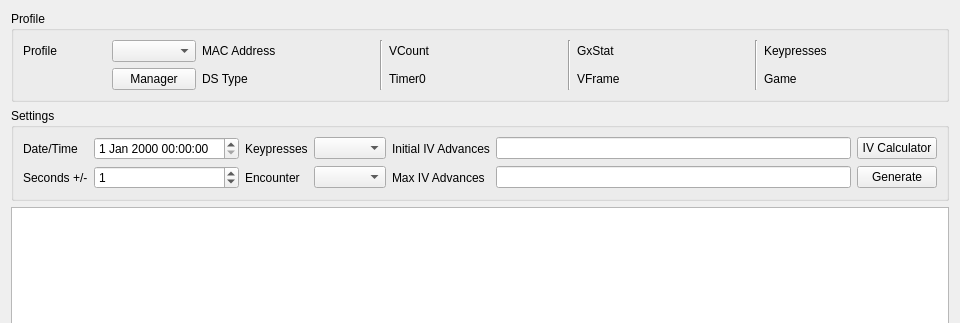
Admiral-Fish/PokeFinder, file Form/Gen5/Tools/AdjacentSeedTool.ui: the form before one commit; both pictures show x 0 to 960 and y 0 to 323 of the 960 by 560 pixel window.
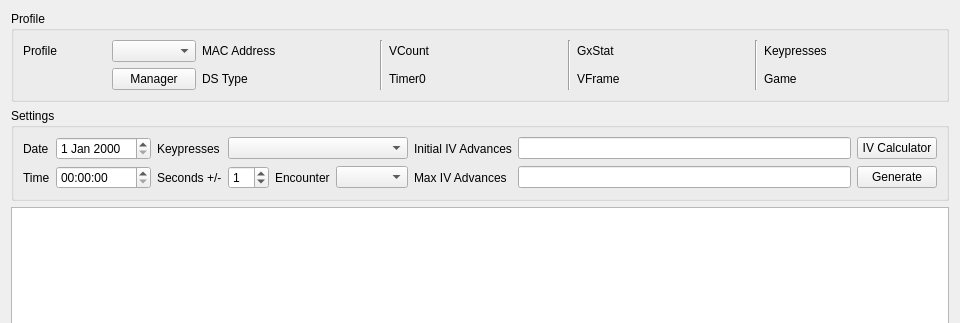
The form after the commit. Custom widgets are drawn as their Qt base class.

Patch:
```diff
--- a/Form/Gen5/Tools/AdjacentSeedTool.ui
+++ b/Form/Gen5/Tools/AdjacentSeedTool.ui
@@ -148,14 +148,24 @@
      </property>
      <layout class="QGridLayout" name="gridLayoutSettings">
       <item row="0" column="0">
-       <widget class="QLabel" name="labelDateTime">
+       <widget class="QLabel" name="labelDate">
         <property name="text">
-         <string>Date/Time</string>
+         <string>Date</string>
         </property>
        </widget>
       </item>
       <item row="0" column="1">
-       <widget class="DateTimeEdit" name="dateTimeEdit"/>
+       <widget class="DateEdit" name="dateEdit"/>
+      </item>
+      <item row="1" column="0">
+       <widget class="QLabel" name="labelTime">
+        <property name="text">
+         <string>Time</string>
+        </property>
+       </widget>
+      </item>
+      <item row="1" column="1">
+       <widget class="QTimeEdit" name="timeEdit"/>
       </item>
       <item row="0" column="2">
        <widget class="QLabel" name="labelKeypresses">
@@ -164,34 +174,34 @@
         </property>
        </widget>
       </item>
-      <item row="0" column="3">
+      <item row="0" column="3" colspan="3">
        <widget class="QComboBox" name="comboBoxKeypresses"/>
       </item>
-      <item row="0" column="4">
+      <item row="0" column="6">
        <widget class="QLabel" name="labelMinIVAdvance">
         <property name="text">
          <string>Initial IV Advances</string>
         </property>
        </widget>
       </item>
-      <item row="0" column="5">
+      <item row="0" column="7">
        <widget class="TextBox" name="textBoxMinIVAdvance"/>
       </item>
-      <item row="0" column="6">
+      <item row="0" column="8">
        <widget class="QPushButton" name="pushButtonIVCalculator">
         <property name="text">
          <string>IV Calculator</string>
         </property>
        </widget>
       </item>
-      <item row="1" column="0">
+      <item row="1" column="2">
        <widget class="QLabel" name="labelSeconds">
         <property name="text">
          <string>Seconds +/-</string>
         </property>
        </widget>
       </item>
-      <item row="1" column="1">
+      <item row="1" column="3">
        <widget class="QSpinBox" name="spinBoxSeconds">
         <property name="minimum">
          <number>0</number>
@@ -204,27 +214,27 @@
         </property>
        </widget>
       </item>
-      <item row="1" column="2">
+      <item row="1" column="4">
        <widget class="QLabel" name="labelMethod">
         <property name="text">
          <string>Encounter</string>
         </property>
        </widget>
       </item>
-      <item row="1" column="3">
+      <item row="1" column="5">
        <widget class="QComboBox" name="comboBoxMethod"/>
       </item>
-      <item row="1" column="4">
+      <item row="1" column="6">
        <widget class="QLabel" name="labelMaxIVAdvance">
         <property name="text">
          <string>Max IV Advances</string>
         </property>
        </widget>
       </item>
-      <item row="1" column="5">
+      <item row="1" column="7">
        <widget class="TextBox" name="textBoxMaxIVAdvance"/>
       </item>
-      <item row="1" column="6">
+      <item row="1" column="8">
        <widget class="QPushButton" name="pushButtonGenerate">
         <property name="text">
          <string>Generate</string>
@@ -269,9 +279,9 @@
  </widget>
  <customwidgets>
   <customwidget>
-   <class>DateTimeEdit</class>
-   <extends>QDateTimeEdit</extends>
-   <header>Form/Controls/DateTimeEdit.hpp</header>
+   <class>DateEdit</class>
+   <extends>QDateEdit</extends>
+   <header>Form/Controls/DateEdit.hpp</header>
   </customwidget>
   <customwidget>
    <class>TextBox</class>
```
